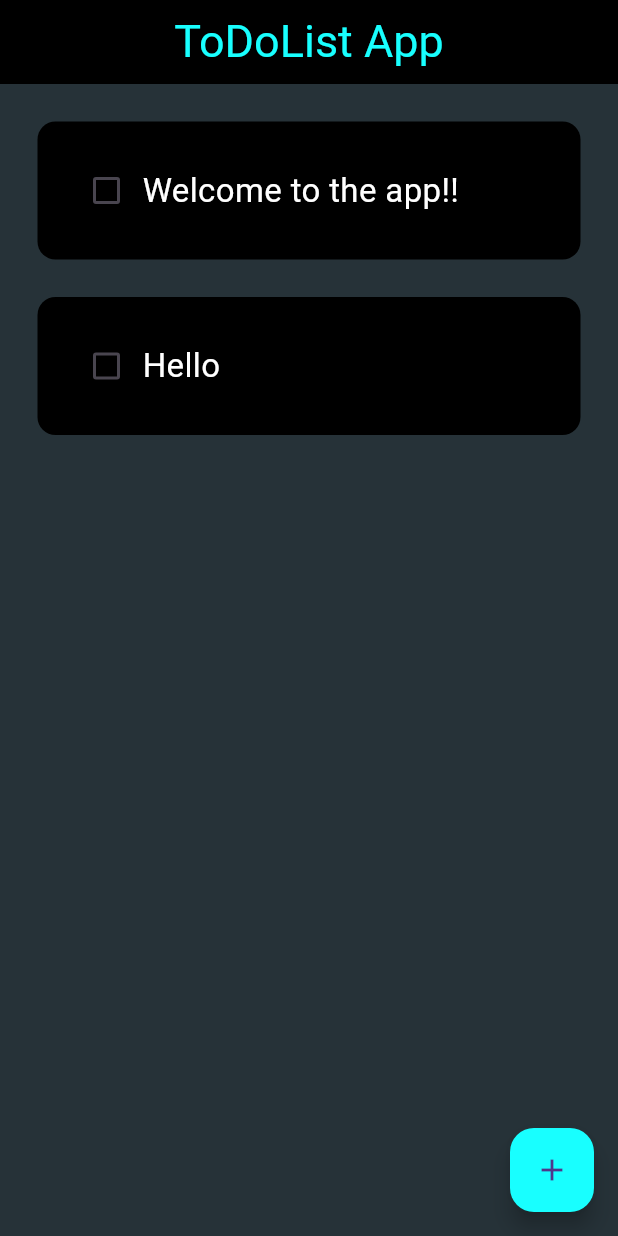
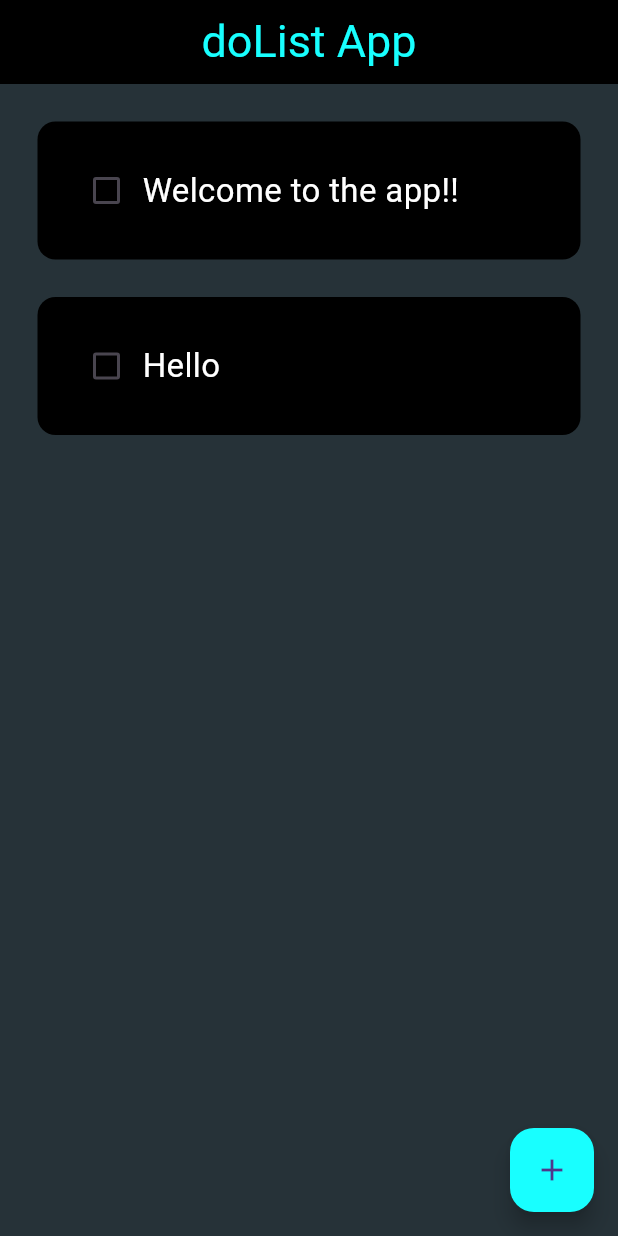
Before and after one commit to srijankulal/doList, a Flutter app: the screen it shows after launch, on a phone screen of 412 x 824 dp. Run offline on Flutter 3.47's test engine with Material 3 defaults, Android fonts, the phone set to English and light mode, and no system bars; drawn by our look-alikes of flutter_slidable; our stand-ins replace hive_flutter; accounts and stored records are empty; Roboto replaces fonts that are missing (Outfit-Regular).

```diff
--- a/lib/ToDo.dart
+++ b/lib/ToDo.dart
@@ -124,7 +124,7 @@ class _ToDoListState extends State<ToDoList> {
     return Scaffold(
       backgroundColor: Colors.blueGrey[900],
       appBar: AppBar(
-        title: Text('ToDoList App',
+        title: Text('doList App',
             style: TextStyle(
               color: Colors.cyanAccent,
               fontSize: 30,
```
Also changed, not shown: images/doList.png (added), 25 other files.
